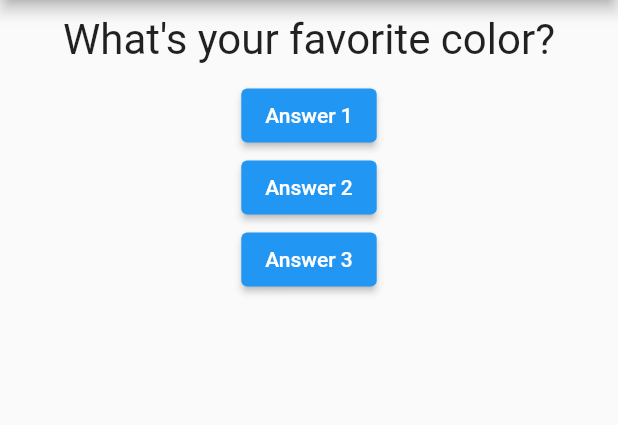
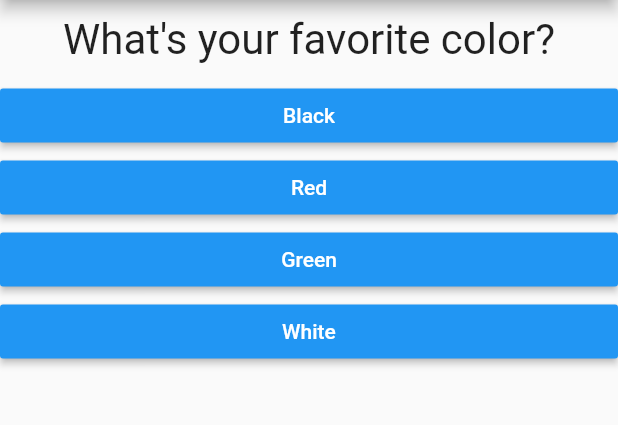
Before and after one commit to zakumann/flutter_tutorial, a Flutter app: the screen it shows after launch, on a phone screen of 412 x 824 dp, the part 84-509 px from its top. Run offline on Flutter 3.47's test engine with Material 2 defaults, Android fonts, the phone set to English and light mode, and no system bars.

Commit message:
flutter_complete_guide, update

```diff
--- /dev/null
+++ b/flutter.txt
@@ -0,0 +1,7 @@
+ElevatedButton(
+    style: ButtonStyle(
+        backgroundColor: MaterialStateProperty.all(Colors.blue),
+    ),
+    child: ...,
+    onPressed: ...,
+),
--- /dev/null
+++ b/flutter_complete_guide/lib/answer.dart
@@ -0,0 +1,21 @@
+import 'package:flutter/material.dart';
+
+class Answer extends StatelessWidget {
+  final Function selectHandler;
+  final String answerText;
+
+  Answer(this.selectHandler, this.answerText);
+
+  @override
+  Widget build(BuildContext context) {
+    return Container(
+      width: double.infinity,
+      child: RaisedButton(
+        color: Colors.blue,
+        textColor: Colors.white,
+        child: Text(answerText),
+        onPressed: selectHandler,
+      ),
+    );
+  }
+}
--- a/flutter_complete_guide/lib/main.dart
+++ b/flutter_complete_guide/lib/main.dart
@@ -1,6 +1,7 @@
 import 'package:flutter/material.dart';
 
 import './question.dart';
+import './answer.dart';
 
 // void main() {
 //   runApp(MyApp());
@@ -17,21 +18,44 @@ class MyApp extends StatefulWidget {
 }
 
 class _MyAppState extends State<MyApp> {
+  final questions = const [
+      {
+        'questionText': 'What\'s your favorite color?',
+        'answers': ['Black', 'Red', 'Green', 'White'],
+      },
+      {
+        'questionText': 'What\'s your favorite animal?',
+        'answers': ['Rabbit', 'Snake', 'Elephant', 'Lion'],
+      },
+      {
+        'questionText': 'Who\'s your favorite instructor?',
+        'answers': ['Max', 'Max', 'Max', 'Max'],
+      },
+    ];
   var _questionIndex = 0;
 
   void _answerQuestion() {
+    // var aBool = true;
+    // aBool = false;
+
     setState(() {
       _questionIndex = _questionIndex + 1;
     });
     print(_questionIndex);
+    if (_questionIndex < questions.length){
+      print('We have more questions!');
+    }
   }
 
   @override
   Widget build(BuildContext context) {
-    var questions = [
-      'What\'s your favorite color?',
-      'What\'s your favorite animal?',
-    ];
+
+    // var dummy = const ['Hello'];
+    // dummy.add('Max');
+    // print(dummy);
+    // dummy = [];
+    // questions = [];
+
     return MaterialApp(
       home: Scaffold(
         appBar: AppBar(
@@ -40,23 +64,12 @@ class _MyAppState extends State<MyApp> {
         body: Column(
           children: [
             Question(
-              questions[_questionIndex],
+              questions[_questionIndex]['questionText'],
             ),
-            ElevatedButton(
-              child: Text('Answer 1'),
-              onPressed: _answerQuestion,
-            ),
-            ElevatedButton(
-              child: Text('Answer 2'),
-              onPressed: () => print('Answer 2 chosen!'),
-            ),
-            ElevatedButton(
-              child: Text('Answer 3'),
-              onPressed: () {
-                // ...
-                print('Answer 3 chosen');
-              },
-            ),
+            ...(questions[_questionIndex]['answers'] as List<String>)
+                .map((answer) {
+              return Answer(_answerQuestion, answer);
+            }).toList()
           ],
         ),
       ),
--- a/flutter_complete_guide/lib/question.dart
+++ b/flutter_complete_guide/lib/question.dart
@@ -11,9 +11,9 @@ class Question extends StatelessWidget {
       width: double.infinity,
       margin: EdgeInsets.all(10),
       child: Text(
-       questionText,
-       style: TextStyle(fontSize: 28),
-       textAlign: TextAlign.center,
+        questionText,
+        style: TextStyle(fontSize: 28),
+        textAlign: TextAlign.center,
       ),
     );
   }
```
Also changed, not shown: 1 other file.
